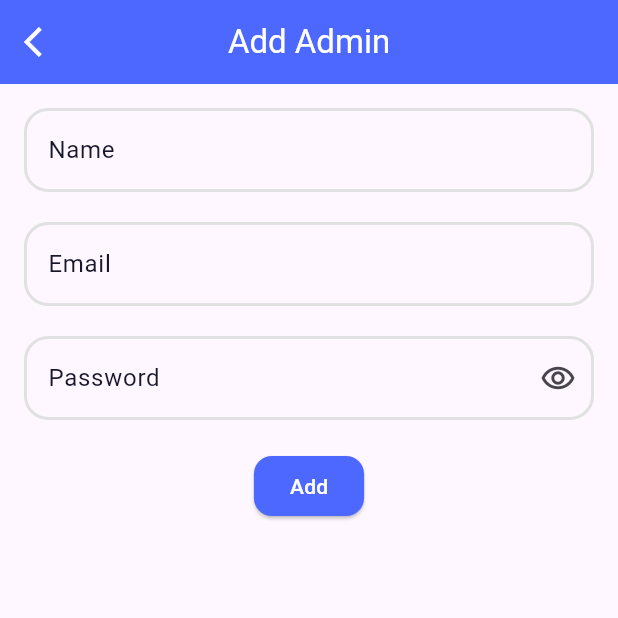
After one commit to salahswidan/our_market_admin_dashboard, a Flutter app: the AddAdminView screen opened directly, on a phone screen of 412 x 824 dp, the top half of it. The commit adds this screen. Run offline on Flutter 3.47's test engine with Material 3 defaults, Android fonts, the phone set to English and light mode, and no system bars; our stand-ins replace cached_network_image.

Commit message:
finish add admin view(finish website ui )

```diff
--- /dev/null
+++ b/lib/features/add_admin/view/add_admin_view.dart
@@ -0,0 +1,39 @@
+import 'package:flutter/material.dart';
+import 'package:our_market_admin_dashboard/core/components/custom_elevated_button.dart';
+import 'package:our_market_admin_dashboard/core/components/custom_text_field.dart';
+
+import '../../../core/functions/build_appBar.dart';
+
+class AddAdminView extends StatefulWidget {
+  const AddAdminView({super.key});
+
+  @override
+  State<AddAdminView> createState() => _AddAdminViewState();
+}
+
+class _AddAdminViewState extends State<AddAdminView> {
+  final TextEditingController _nameController = TextEditingController();
+  final TextEditingController _emailController = TextEditingController();
+  final TextEditingController _passwordController = TextEditingController();
+  @override
+  Widget build(BuildContext context) {
+    return Scaffold(
+      appBar: buildCustomAppBar(context, "Add Admin"),
+      body: Padding(
+        padding: const EdgeInsets.all(16.0),
+        child: Column(
+          children: [
+            CustomTextField(lableText: "Name",controller: _nameController,),
+            SizedBox(height: 20,),
+            CustomTextField(lableText: "Email",controller:_emailController ,),
+                                           SizedBox(height: 20,),
+
+            CustomTextField(lableText: "Password",controller: _passwordController ,isPassword: true,),
+            SizedBox(height: 20,),
+            CustomElevatedButton(child: const Text("Add"), onPressed: (){},)
+          ],
+        ),
+      ),
+    );
+  }
+}
--- a/lib/features/home/views/home_view.dart
+++ b/lib/features/home/views/home_view.dart
@@ -1,5 +1,6 @@
 import 'package:flutter/material.dart';
 import 'package:our_market_admin_dashboard/core/functions/navigate_to.dart';
+import 'package:our_market_admin_dashboard/features/add_admin/view/add_admin_view.dart';
 import 'package:our_market_admin_dashboard/features/add_product/views/add_product.dart';
 import 'package:our_market_admin_dashboard/features/auth/view/login_view.dart';
 import 'package:our_market_admin_dashboard/features/products/view/product_view.dart';
@@ -80,7 +81,7 @@ class HomeView extends StatelessWidget {
               ),
               onPressed: () => naviagteTo(
                 context,
-                const LoginView(),
+                const AddAdminView(),
               ),
             ),
           ],
```
